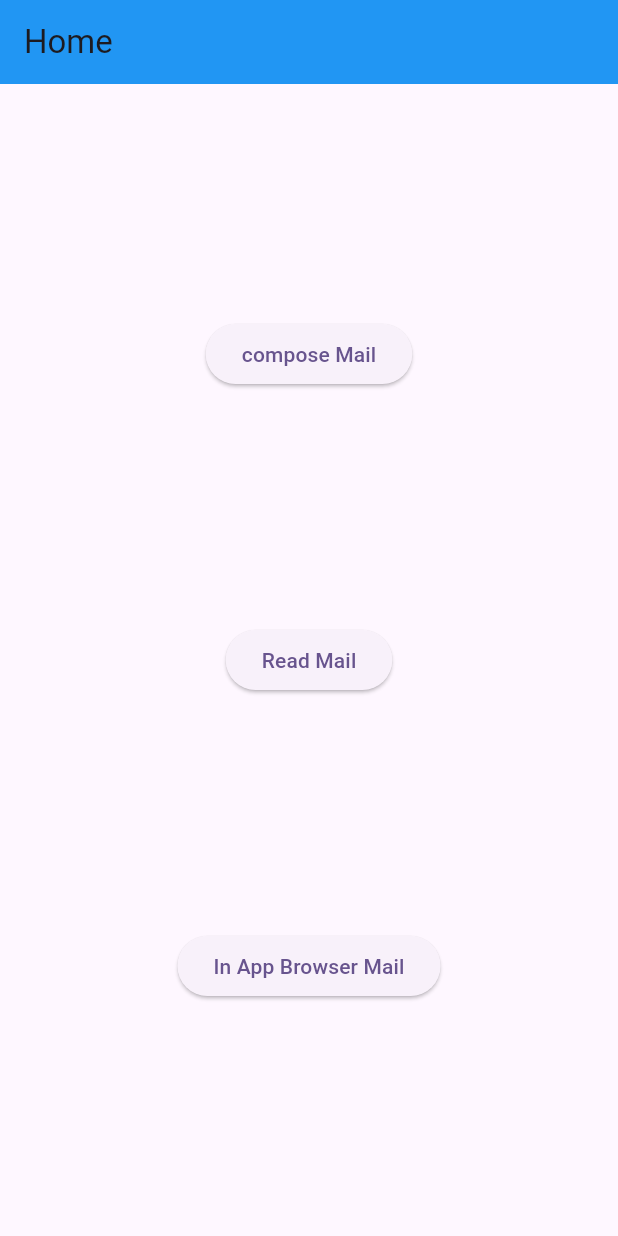
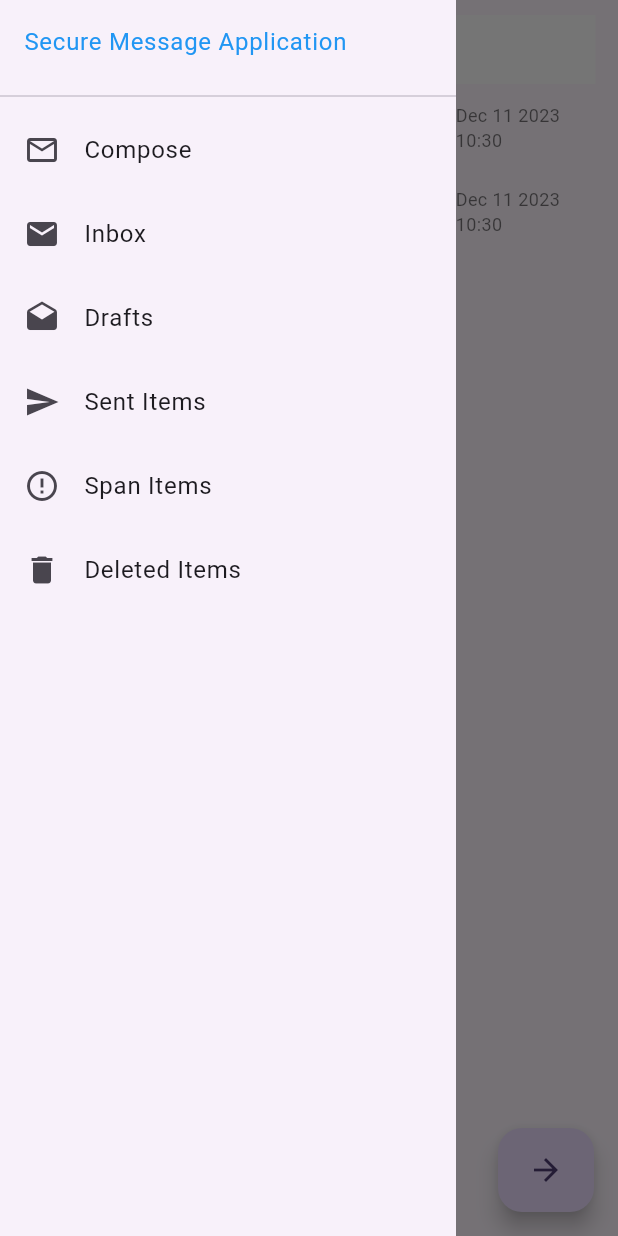
Before and after one commit to SlackerLee/mailbox_flutter, a Flutter app: the screen it shows after launch, with the side drawer open (before the commit the screen has no drawer), on a phone screen of 412 x 824 dp. Run offline on Flutter 3.47's test engine with Material 3 defaults, Android fonts, the light colour scheme and no system bars; our stand-ins replace sticky_headers; missing offline and left inert: flutter_inappwebview.

Commit message:
update compose view and appbar theme,  add drawer, fab and mail item

```diff
--- a/lib/main.dart
+++ b/lib/main.dart
@@ -45,7 +45,7 @@ class MyApp extends StatelessWidget {
         colorScheme: ColorScheme.fromSeed(seedColor: Colors.deepPurple),
         useMaterial3: true,
       ),
-      home: const HomeView(),
+      home: HomeView(),
     );
   }
 }
--- a/lib/view/compose_mail_view.dart
+++ b/lib/view/compose_mail_view.dart
@@ -25,6 +25,15 @@ class _ComposeMailViewState extends State<ComposeMailView>
   String cc = "";
   String bcc = "";
   String subject = "";
+
+  List<Map<String, bool>> checkboxItems = [
+    {"Hight importance": false},
+    {"Read Receipt": false},
+    {"Restricted": false},
+    {"Confidential": false},
+    {"Expand Group": false},
+    {"Prevent Copying": false}
+  ]; // Track the checked state of checkboxes
 
   ComposeMenuItem? selectedMenuItem;
 
@@ -80,6 +89,52 @@ class _ComposeMailViewState extends State<ComposeMailView>
         child: Column(
           children: <Widget>[
             progressIndicator(),
+            Wrap(
+              children: checkboxItems.map((checkboxItem) {
+                final title = checkboxItem.keys.first;
+                final isChecked = checkboxItem.values.first;
+                return GestureDetector(
+                  onTap: () {
+                    setState(() {
+                      checkboxItem[title] = !isChecked;
+                    });
+                  },
+                  child: Row(
+                    mainAxisSize: MainAxisSize.min,
+                    children: [
+                      Checkbox(
+                        fillColor: MaterialStateProperty.all(Colors.transparent),
+                        side: MaterialStateBorderSide.resolveWith(
+                          (Set<MaterialState> states) {
+                            // if (states.contains(MaterialState.selected)) {
+                            return const BorderSide(
+                              color: Colors.grey,
+                              width: 1.5,
+                            );
+                          },
+                        ),
+                        checkColor: Colors.blue,
+                        materialTapTargetSize: MaterialTapTargetSize.shrinkWrap,
+                        value: isChecked,
+                        onChanged: (bool? value) {
+                          setState(() {
+                            checkboxItem[title] = value ?? false;
+                          });
+                        },
+                      ),
+                      Text(
+                        title,
+                        overflow: TextOverflow.ellipsis,
+                      ),
+                    ],
+                  ),
+                );
+              }).toList(),
+            ),
+            const Divider(
+              height: 1,
+              thickness: 0.5,
+            ),
             addInputTextField('To: ', (value) {
               setState(() {
                 to = value;
@@ -226,7 +281,6 @@ class _ComposeMailViewState extends State<ComposeMailView>
               print(args);
               // it will print: [1, true, [bar, 5], {foo: baz}, {bar: bar_value, baz: baz_value}]
             });
-
         break;
       default:
         break;
--- a/lib/view/home_view.dart
+++ b/lib/view/home_view.dart
@@ -1,53 +1,165 @@
 import 'package:flutter/material.dart';
+import 'package:flutter/rendering.dart';
 import 'package:flutter_webview/view/compose_mail_view.dart';
-import 'package:flutter_webview/view/in_app_browser.dart';
 import 'package:flutter_webview/view/read_mail_view.dart';
+import 'package:flutter_webview/view/ui/home/home_app_bar.dart';
+import 'package:flutter_webview/view/ui/home/home_compose_floating_action_button.dart';
+import 'package:flutter_webview/view/ui/mail/mail_list_item.dart';
 
-class HomeView extends StatelessWidget {
+class HomeView extends StatefulWidget {
   const HomeView({super.key});
-  // This widget is the root of your application.
+
+  @override
+  State<HomeView> createState() => _HomeViewState();
+}
+
+class _HomeViewState extends State<HomeView> {
+  ScrollController _scrollController = ScrollController();
+  bool isScrolledUp = false;
+
+  @override
+  void initState() {
+    super.initState();
+    _scrollController = ScrollController();
+    _scrollController.addListener(_handleScroll);
+  }
+
+  @override
+  void dispose() {
+    _scrollController.dispose();
+    super.dispose();
+  }
+
   @override
   Widget build(BuildContext context) {
-    return Scaffold(
-        appBar: AppBar(
-          title: const Text('Home'),
-          backgroundColor: Colors.blue,
+    return Container(
+      color: Colors.white, // Set the desired background color
+      child: SafeArea(
+        child: Scaffold(
+          appBar: const HomeAppBar(),
+          drawer: Drawer(
+            shape: const RoundedRectangleBorder(
+              borderRadius: BorderRadius.zero, // Set borderRadius to zero
             ),
-        body: Center(
-            child: Column(
-          mainAxisAlignment: MainAxisAlignment.spaceEvenly,
+            child: ListView(
+              padding: EdgeInsets.zero,
               children: [
-            ElevatedButton(
-              child: const Text('compose Mail'),
+                // const DrawerHeader(
+                //   decoration: BoxDecoration(
+                //     color: Colors.blue,
+                //   ),
+                //   child: Text('Drawer Header'),
+                // ),
+                const ListTile(
+                  title: Text(
+                    'Secure Message Application',
+                    style: TextStyle(
+                      color: Colors.blue, // Set the desired text color here
+                    ),
+                  ),
+                ),
+                const Divider(),
+                ListTile(
+                  leading: const Icon(Icons.mail_outline),
+                  title: const Text('Compose'),
+                  onTap: () {},
+                ),
+                ListTile(
+                  leading: const Icon(Icons.mail),
+                  title: const Text('Inbox'),
+                  onTap: () {},
+                ),
+                ListTile(
+                  leading: const Icon(Icons.drafts),
+                  title: const Text('Drafts'),
+                  onTap: () {},
+                ),
+                ListTile(
+                  leading: const Icon(Icons.send),
+                  title: const Text('Sent Items'),
+                  onTap: () {},
+                ),
+                ListTile(
+                  leading: const Icon(Icons.error_outline),
+                  title: const Text('Span Items'),
+                  onTap: () {},
+                ),
+                ListTile(
+                  leading: const Icon(Icons.delete),
+                  title: const Text('Deleted Items'),
+                  onTap: () {},
+                ),
+              ],
+            ),
+          ),
+          floatingActionButton: HomeComposeFAB(
+            isScrolledUp: isScrolledUp,
             onPressed: () {
               Navigator.push(
                 context,
                 MaterialPageRoute(
-                      builder: (context) => const ComposeMailView()),
+                  builder: (context) => const ComposeMailView(),
+                ),
               );
             },
           ),
-            ElevatedButton(
-              child: const Text('Read Mail'),
-              onPressed: () {
+          body: ListView(
+            padding: const EdgeInsets.all(10.0),
+            children: <Widget>[
+              MailListItem("Pertrin Lee", "title", "subtitle", true, DateTime.now(), () {
                 Navigator.push(
                     context,
                     MaterialPageRoute(
-                      builder: (context) => const ReadMailView()),
-                );
-              },
-            ),
-            ElevatedButton(
-              child: const Text('In App Browser Mail'),
-              onPressed: () {
+                      builder: (context) => const ReadMailView(),
+                    ));
+              }),
+              MailListItem("Joseph Joestar", "title", "subtitle", true, DateTime.now(), () {
                 Navigator.push(
                     context,
                     MaterialPageRoute(
-                      builder: (context) => const InAppBrowserView()),
+                      builder: (context) => const ReadMailView(),
+                    ));
+              }),
+            ],
+
+            // ListView.builder(
+            //   controller: _scrollController,
+            //   itemCount: 20,
+
+            // ListTile(
+            //   onTap: () {
+            //     Navigator.push(
+            //       context,
+            //       MaterialPageRoute(
+            //         builder: (context) => const ReadMailView(),
+            //       ),
+            //     );
+            //   },
+            //   leading: Icon(
+            //     Icons.account_circle,
+            //     size: 50,
+            //   ),
+            //   title: Text('Item $index'),
+            //   subtitle: Text('Item $index'),
+            // );
+            // },
+          ),
+        ),
+      ),
     );
-              },
-            ),
-          ],
-        )));
+  }
+
+  void _handleScroll() {
+    if (_scrollController.position.userScrollDirection ==
+        ScrollDirection.reverse) {
+      setState(() {
+        isScrolledUp = false;
+      });
+    } else if (_scrollController.position.userScrollDirection ==
+        ScrollDirection.forward) {
+      setState(() {
+        isScrolledUp = true;
+      });
     }
   }
+}
--- a/lib/view/in_app_browser.dart
+++ b/lib/view/in_app_browser.dart
@@ -16,7 +16,7 @@ class _InAppBrowserViewState extends State<InAppBrowserView> with WidgetsBinding
     return Scaffold(
       appBar: AppBar(
         title: const Text('InAppWebView Example'),
-        backgroundColor: Colors.blue,
+        backgroundColor: Colors.white,
       ),
       body: Column(
         children: [
--- a/lib/view/read_mail_view.dart
+++ b/lib/view/read_mail_view.dart
@@ -46,7 +46,7 @@ class _ReadMailViewState extends State<ReadMailView>
     return Scaffold(
       appBar: AppBar(
         title: const Text('Read Mail'),
-        backgroundColor: Colors.blue,
+        backgroundColor: Colors.white,
       ),
       floatingActionButton: FloatingActionButton(
         onPressed: () async {
--- a/lib/view/reply_mail_view.dart
+++ b/lib/view/reply_mail_view.dart
@@ -32,7 +32,7 @@ class _ReplyMailViewState extends State<ReplyMailView>
     return Scaffold(
       appBar: AppBar(
         title: const Text('Reply Mail'),
-        backgroundColor: Colors.blue,
+        backgroundColor: Colors.white,
       ),
       floatingActionButton: FloatingActionButton(
         onPressed: () async {
--- /dev/null
+++ b/lib/view/ui/home/home_app_bar.dart
@@ -0,0 +1,50 @@
+import 'package:flutter/material.dart';
+
+class HomeAppBar extends StatelessWidget implements PreferredSizeWidget {
+  const HomeAppBar({Key? key}) : super(key: key);
+
+  @override
+  Widget build(BuildContext context) {
+    return Stack(
+      children: <Widget>[
+        Positioned(
+          top: 10,
+          right: 15,
+          left: 15,
+          child: Container(
+            color: Colors.white,
+            child: Row(
+              children: <Widget>[
+                Material(
+                  type: MaterialType.transparency,
+                  child: IconButton(
+                    splashColor: Colors.grey,
+                    icon: const Icon(Icons.menu),
+                    onPressed: () {
+                      Scaffold.of(context).openDrawer();
+                    },
+                  ),
+                ),
+                const Expanded(
+                  child: TextField(
+                    cursorColor: Colors.black,
+                    keyboardType: TextInputType.text,
+                    textInputAction: TextInputAction.go,
+                    decoration: InputDecoration(
+                      border: InputBorder.none,
+                      contentPadding: EdgeInsets.symmetric(horizontal: 15),
+                      hintText: "Search...",
+                    ),
+                  ),
+                ),
+              ],
+            ),
+          ),
+        ),
+      ],
+    );
+  }
+
+  @override
+  Size get preferredSize => Size.fromHeight(kToolbarHeight);
+}
--- /dev/null
+++ b/lib/view/ui/home/home_compose_floating_action_button.dart
@@ -0,0 +1,38 @@
+import 'package:flutter/material.dart';
+
+class HomeComposeFAB extends StatelessWidget {
+  final bool isScrolledUp;
+  final VoidCallback onPressed;
+
+  const HomeComposeFAB(
+      {super.key, required this.isScrolledUp, required this.onPressed});
+
+  @override
+  Widget build(BuildContext context) {
+    return FloatingActionButton.extended(
+        onPressed: onPressed,
+        label: AnimatedSwitcher(
+          duration: const Duration(milliseconds: 100),
+          transitionBuilder: (Widget child, Animation<double> animation) =>
+              FadeTransition(
+            opacity: animation,
+            child: SizeTransition(
+              sizeFactor: animation,
+              axis: Axis.horizontal,
+              child: child,
+            ),
+          ),
+          child: isScrolledUp
+              ? const Row(
+                  children: [
+                    Padding(
+                      padding: EdgeInsets.only(right: 4.0),
+                      child: Icon(Icons.edit),
+                    ),
+                    Text("Compose")
+                  ],
+                )
+              : const Icon(Icons.arrow_forward),
+        ));
+  }
+}
--- /dev/null
+++ b/lib/view/ui/mail/mail_list_item.dart
@@ -0,0 +1,88 @@
+import 'package:flutter/material.dart';
+import 'package:intl/intl.dart';
+
+class MailListItem extends StatelessWidget {
+  final String avatar;
+  final String title;
+  final String subtitle;
+  final bool isStared;
+  final DateTime date;
+  final VoidCallback onTap;
+
+  const MailListItem(this.avatar, this.title, this.subtitle, this.isStared,
+      this.date, this.onTap,
+      {super.key});
+
+  @override
+  Widget build(BuildContext context) {
+    final formattedDate = DateFormat('MMM dd yyyy hh:mm').format(date);
+    final firstLetter = avatar.isNotEmpty ? avatar[0] : '';
+
+    return GestureDetector(
+      onTap: onTap, // Provide the onTap callback
+      child: Row(
+        crossAxisAlignment: CrossAxisAlignment.start,
+        children: <Widget>[
+          CircleAvatar(
+            child: Text(
+              firstLetter,
+              style: const TextStyle(
+                color: Colors.white,
+              ),
+            ),
+          ),
+          SizedBox(width: 8.0),
+          Expanded(
+            flex: 5,
+            child: Column(
+              crossAxisAlignment: CrossAxisAlignment.start,
+              children: [
+                Text(
+                  title,
+                  maxLines: 2,
+                  overflow: TextOverflow.ellipsis,
+                  style: const TextStyle(
+                    fontWeight: FontWeight.bold,
+                  ),
+                ),
+                const Padding(padding: EdgeInsets.only(bottom: 2.0)),
+                Text(
+                  subtitle,
+                  maxLines: 2,
+                  overflow: TextOverflow.ellipsis,
+                  style: const TextStyle(
+                    fontSize: 12.0,
+                    color: Colors.black54,
+                  ),
+                ),
+                Text(
+                  date.toString(),
+                  style: const TextStyle(
+                    fontSize: 12.0,
+                    color: Colors.black54,
+                  ),
+                ),
+              ],
+            ),
+          ),
+          Expanded(
+            flex: 2,
+            child: Column(
+              crossAxisAlignment: CrossAxisAlignment.start,
+              children: [
+                const Padding(padding: EdgeInsets.only(bottom: 2.0)),
+                Text(
+                  formattedDate,
+                  style: const TextStyle(
+                    fontSize: 12.0,
+                    color: Colors.black54,
+                  ),
+                ),
+              ],
+            ),
+          ),
+        ],
+      ),
+    );
+  }
+}
--- a/pubspec.yaml
+++ b/pubspec.yaml
@@ -38,6 +38,7 @@ dependencies:
   flutter_inappwebview: ^5.8.0
   json_annotation: ^4.8.1
   sticky_headers: ^0.3.0+2
+  intl: ^0.19.0
 
 dev_dependencies:
   flutter_test:
```
Also changed, not shown: pubspec.lock. Lines whose indentation alone changed are shown as unchanged.
